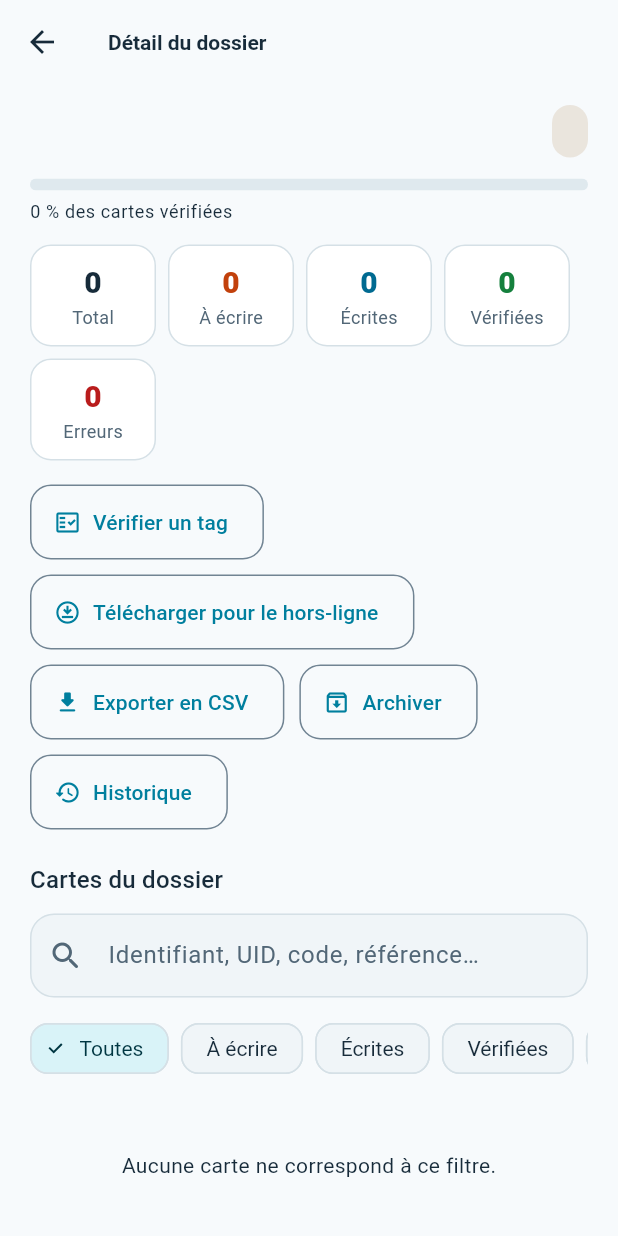
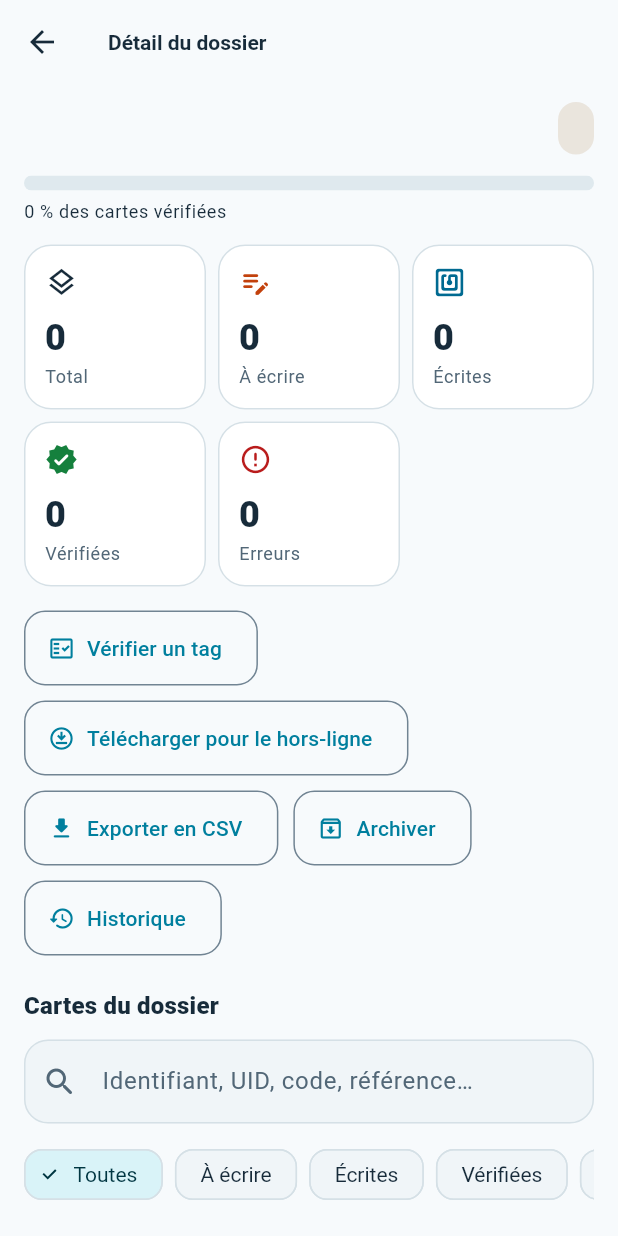
Before and after one commit to poodasamuelpro/Izicard-Managers, a Flutter app: the BatchDetailScreen screen opened directly with empty values, on a phone screen of 412 x 824 dp. Run offline on Flutter 3.47's test engine with Material 3 defaults, Android fonts, the phone set to English and light mode, and no system bars; our stand-ins replace connectivity_plus, cross_file, file_picker, package_info_plus, share_plus, shared_preferences and 3 more; missing offline and left inert: app_settings, excel, excel2003, nfc_manager, nfc_manager_ndef; accounts and stored records are empty.

Commit message:
feat(ui): détail de dossier redessiné (compteurs, états)
Co-Authored-By: Claude Sonnet 5.5 <noreply@anthropic.com>
Claude-Session: https://claude.ai/code/session_01GAiayizh7pQTdqmgBLDqPR

```diff
--- a/lib/features/batches/batch_detail_screen.dart
+++ b/lib/features/batches/batch_detail_screen.dart
@@ -4,6 +4,7 @@ import 'package:flutter/material.dart';
 import 'package:supabase_flutter/supabase_flutter.dart';
 
 import '../../core/theme/izicard_colors.dart';
+import '../../core/widgets/izi_ui.dart';
 import '../../core/widgets/responsive_content.dart';
 import '../../data/models/nfc_batch.dart';
 import '../../data/models/nfc_profile.dart';
@@ -360,29 +361,16 @@ class _BatchDetailScreenState extends State<BatchDetailScreen> {
             maxWidth: 1240,
             padding: EdgeInsets.zero,
             child: ListView(
-              padding: const EdgeInsets.fromLTRB(20, 14, 20, 32),
+              padding: const EdgeInsets.fromLTRB(16, 12, 16, 28),
               children: [
                 if (_offlineMode)
-                  Container(
-                    margin: const EdgeInsets.only(bottom: 12),
-                    padding: const EdgeInsets.all(12),
-                    decoration: BoxDecoration(
-                      color: theme.colorScheme.tertiaryContainer,
-                      borderRadius: BorderRadius.circular(12),
-                    ),
-                    child: Row(
-                      children: [
-                        Icon(
-                          Icons.cloud_off_rounded,
-                          color: theme.colorScheme.onTertiaryContainer,
-                        ),
-                        SizedBox(width: 10),
-                        Expanded(
-                          child: Text(
-                            'Mode hors connexion : cartes et compteurs du cache de cet appareil.',
-                          ),
-                        ),
-                      ],
+                  const Padding(
+                    padding: EdgeInsets.only(bottom: 12),
+                    child: IziNotice(
+                      'Cartes et compteurs du cache de cet appareil.',
+                      tone: IziTone.warning,
+                      icon: Icons.cloud_off_rounded,
+                      title: 'Hors connexion',
                     ),
                   ),
                 Row(
@@ -390,7 +378,9 @@ class _BatchDetailScreenState extends State<BatchDetailScreen> {
                     Expanded(
                       child: Text(
                         _batch.name,
-                        style: theme.textTheme.headlineSmall,
+                        style: theme.textTheme.headlineSmall?.copyWith(
+                          fontWeight: FontWeight.w800,
+                        ),
                       ),
                     ),
                     const SizedBox(width: 8),
@@ -401,51 +391,31 @@ class _BatchDetailScreenState extends State<BatchDetailScreen> {
                   ],
                 ),
                 const SizedBox(height: 14),
-                ClipRRect(
-                  borderRadius: BorderRadius.circular(8),
-                  child: LinearProgressIndicator(
-                    value: _batch.progress,
-                    minHeight: 8,
-                    backgroundColor:
-                        Theme.of(context).colorScheme.surfaceContainerHigh,
-                  ),
-                ),
+                IziProgress(value: _batch.progress, height: 10),
                 const SizedBox(height: 6),
                 Text(
                   '${(_batch.progress * 100).round()} % des cartes vérifiées',
                   style: theme.textTheme.bodySmall,
                 ),
                 const SizedBox(height: 14),
-                Wrap(
+                LayoutBuilder(
+                  builder: (context, constraints) {
+                    final columns = constraints.maxWidth >= 640 ? 5 : 3;
+                    final width =
+                        (constraints.maxWidth - 8 * (columns - 1)) / columns;
+                    Widget cell(Widget child) => SizedBox(width: width, child: child);
+                    return Wrap(
                       spacing: 8,
                       runSpacing: 8,
                       children: [
-                    _Stat(
-                      label: 'Total',
-                      value: _batch.total,
-                      color: Theme.of(context).colorScheme.onSurface,
-                    ),
-                    _Stat(
-                      label: 'À écrire',
-                      value: _batch.pending,
-                      color: context.ink.pending,
-                    ),
-                    _Stat(
-                      label: 'Écrites',
-                      value: _batch.written,
-                      color: context.ink.written,
-                    ),
-                    _Stat(
-                      label: 'Vérifiées',
-                      value: _batch.verified,
-                      color: context.ink.verified,
-                    ),
-                    _Stat(
-                      label: 'Erreurs',
-                      value: _batch.errors,
-                      color: context.ink.error,
-                    ),
+                        cell(IziStat(value: '${_batch.total}', label: 'Total', icon: Icons.layers_outlined, color: theme.colorScheme.onSurface)),
+                        cell(IziStat(value: '${_batch.pending}', label: 'À écrire', icon: Icons.edit_note_rounded, color: context.ink.pending)),
+                        cell(IziStat(value: '${_batch.written}', label: 'Écrites', icon: Icons.nfc_rounded, color: context.ink.written)),
+                        cell(IziStat(value: '${_batch.verified}', label: 'Vérifiées', icon: Icons.verified_rounded, color: context.ink.verified)),
+                        cell(IziStat(value: '${_batch.errors}', label: 'Erreurs', icon: Icons.error_outline_rounded, color: context.ink.error)),
                       ],
+                    );
+                  },
                 ),
                 const SizedBox(height: 16),
                 Wrap(
@@ -541,9 +511,7 @@ class _BatchDetailScreenState extends State<BatchDetailScreen> {
                       ),
                   ],
                 ),
-                const SizedBox(height: 22),
-                Text('Cartes du dossier', style: theme.textTheme.titleMedium),
-                const SizedBox(height: 10),
+                const IziSectionTitle('Cartes du dossier'),
                 TextField(
                   controller: _searchController,
                   onChanged: _onSearchChanged,
@@ -581,9 +549,11 @@ class _BatchDetailScreenState extends State<BatchDetailScreen> {
                   _InlineError(message: _error!, onRetry: _loadMore)
                 else if (_items.isEmpty && !_loading)
                   const Padding(
-                    padding: EdgeInsets.symmetric(vertical: 32),
-                    child: Center(
-                      child: Text('Aucune carte ne correspond à ce filtre.'),
+                    padding: EdgeInsets.only(top: 8),
+                    child: IziEmptyState(
+                      icon: Icons.search_off_rounded,
+                      title: 'Aucune carte',
+                      message: 'Aucune carte ne correspond à ce filtre ou à cette recherche.',
                     ),
                   )
                 else
@@ -680,58 +650,15 @@ class _TagTile extends StatelessWidget {
   }
 }
 
-class _Stat extends StatelessWidget {
-  const _Stat({required this.label, required this.value, required this.color});
-  final String label;
-  final int value;
-  final Color color;
-
-  @override
-  Widget build(BuildContext context) => Container(
-    constraints: const BoxConstraints(minWidth: 84),
-    padding: const EdgeInsets.symmetric(horizontal: 14, vertical: 10),
-    decoration: BoxDecoration(
-      color: Theme.of(context).colorScheme.surfaceContainerLowest,
-      border: Border.all(color: Theme.of(context).colorScheme.outlineVariant),
-      borderRadius: BorderRadius.circular(14),
-    ),
-    child: Column(
-      children: [
-        Text(
-          '$value',
-          style: TextStyle(
-            color: color,
-            fontSize: 20,
-            fontWeight: FontWeight.w800,
-          ),
-        ),
-        Text(
-          label,
-          style: TextStyle(
-            color: Theme.of(context).colorScheme.onSurfaceVariant,
-            fontSize: 12,
-          ),
-        ),
-      ],
-    ),
-  );
-}
-
 class _InlineError extends StatelessWidget {
   const _InlineError({required this.message, required this.onRetry});
   final String message;
   final VoidCallback onRetry;
 
   @override
-  Widget build(BuildContext context) => Card(
-    child: Padding(
-      padding: const EdgeInsets.all(16),
-      child: Column(
+  Widget build(BuildContext context) => Column(
     children: [
-          Text(
-            message,
-            style: TextStyle(color: Theme.of(context).colorScheme.error),
-          ),
+      IziNotice(message, tone: IziTone.error),
       const SizedBox(height: 10),
       OutlinedButton.icon(
         onPressed: onRetry,
@@ -739,8 +666,6 @@ class _InlineError extends StatelessWidget {
         label: const Text('Réessayer'),
       ),
     ],
-      ),
-    ),
   );
 }
 
```
Lines whose indentation alone changed are shown as unchanged.
